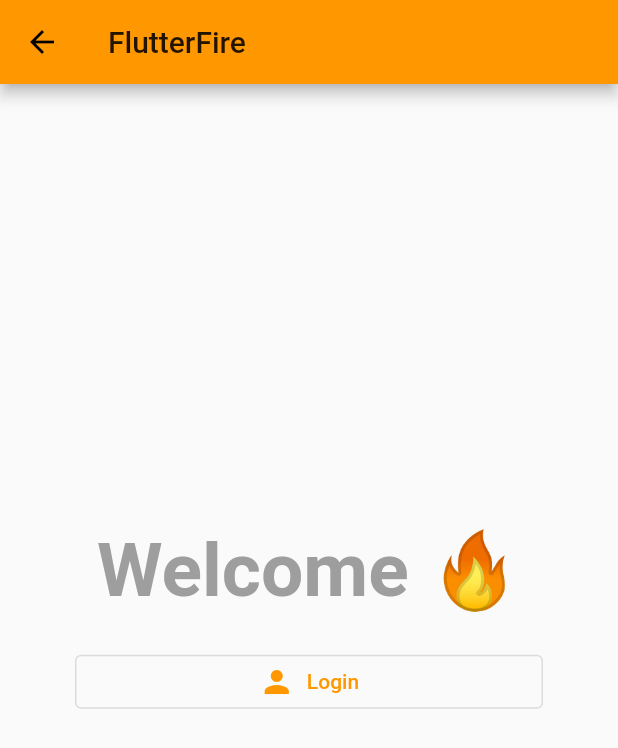
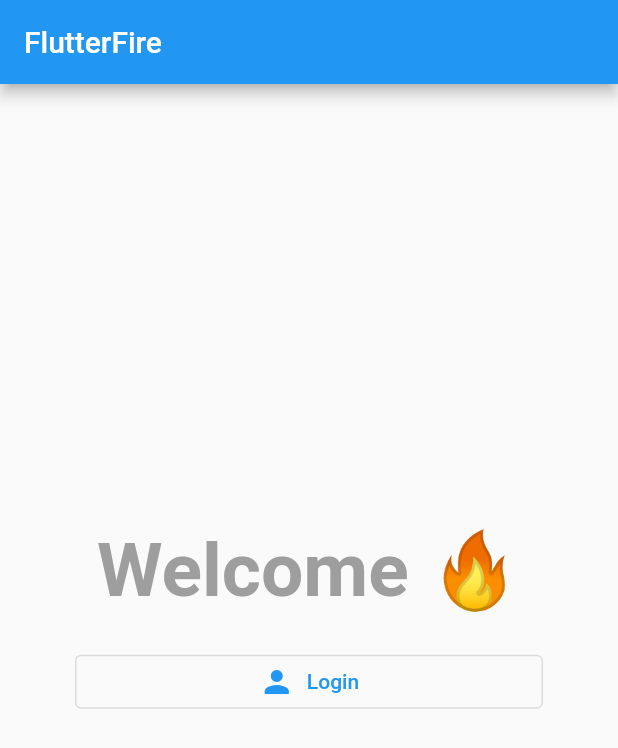
Before and after one commit to pr-Mais/growwgoogle-flutter, a Flutter app: the screen it shows after launch, on a phone screen of 412 x 824 dp. Shown: the top 748 px of the screen. Run offline on Flutter 3.47's test engine with Material 2 defaults, Android fonts, the phone set to English and light mode, and no system bars; our stand-ins replace cloud_firestore, firebase_auth, firebase_core; accounts and stored records are empty.

Commit message:
Adding state management example code

```diff
--- a/examples/firebase_sample/lib/login.dart
+++ b/examples/firebase_sample/lib/login.dart
@@ -42,6 +42,7 @@ class _LoginState extends State<Login> {
     return Scaffold(
       appBar: AppBar(
         title: Text('FlutterFire'),
+        automaticallyImplyLeading: false,
       ),
       body: Center(
         child: Column(
--- a/examples/firebase_sample/lib/main.dart
+++ b/examples/firebase_sample/lib/main.dart
@@ -1,9 +1,13 @@
+import 'package:firebase_sample/settings.dart';
 import 'package:flutter/material.dart';
+
 import 'package:firebase_core/firebase_core.dart';
 import 'package:firebase_auth/firebase_auth.dart';
+import 'package:provider/provider.dart';
 
 import 'package:firebase_sample/home.dart';
 import 'package:firebase_sample/login.dart';
+import 'package:firebase_sample/theme.dart';
 
 void main() {
   runApp(InitialView());
@@ -68,15 +72,23 @@ class _MyFirebaseAppState extends State<MyFirebaseApp> {
       stream: _userStream,
       builder: (context, AsyncSnapshot<User?> snapshot) {
         if (snapshot.connectionState == ConnectionState.active) {
-          return MaterialApp(
-            theme: ThemeData(
-              primarySwatch: Colors.orange,
+          return ChangeNotifierProvider<AppTheme>(
+            create: (_) => AppTheme(),
+            child: Consumer<AppTheme>(
+              builder: (context, AppTheme theme, __) {
+                return MaterialApp(
+                  themeMode: theme.themeMode,
+                  darkTheme: ThemeData.dark(),
+                  theme: ThemeData.light(),
+                  routes: {
+                    '/login': (_) => Login(),
+                    '/': (_) => Home(),
+                    '/settings': (_) => SettingsView(),
+                  },
+                  initialRoute: snapshot.hasData ? '/' : '/login',
+                );
+              },
             ),
-            routes: {
-              '/login': (_) => Login(),
-              '/': (_) => Home(),
-            },
-            initialRoute: snapshot.hasData ? '/' : '/login',
           );
         }
 
--- /dev/null
+++ b/examples/firebase_sample/lib/theme.dart
@@ -0,0 +1,10 @@
+import 'package:flutter/material.dart';
+
+class AppTheme extends ChangeNotifier {
+  ThemeMode _themeMode = ThemeMode.system;
+  ThemeMode get themeMode => _themeMode;
+  set themeMode(ThemeMode value) {
+    _themeMode = value;
+    notifyListeners();
+  }
+}
--- a/examples/firebase_sample/pubspec.yaml
+++ b/examples/firebase_sample/pubspec.yaml
@@ -11,9 +11,11 @@ environment:
 dependencies:
   flutter:
     sdk: flutter
+  cloud_firestore: ^2.2.2
+  firebase_auth: ^1.4.1
   firebase_core: ^1.3.0
-  firebase_auth: ^1.4.1
-  cloud_firestore: ^2.2.2
+  intl: ^0.17.0
+  provider: ^5.0.0
 
 dev_dependencies:
   flutter_test:
```
Also changed, not shown: examples/firebase_sample/lib/home.dart (+15 -1 lines), examples/firebase_sample/lib/settings.dart (added, +44 -0 lines), examples/firebase_sample/pubspec.lock.
